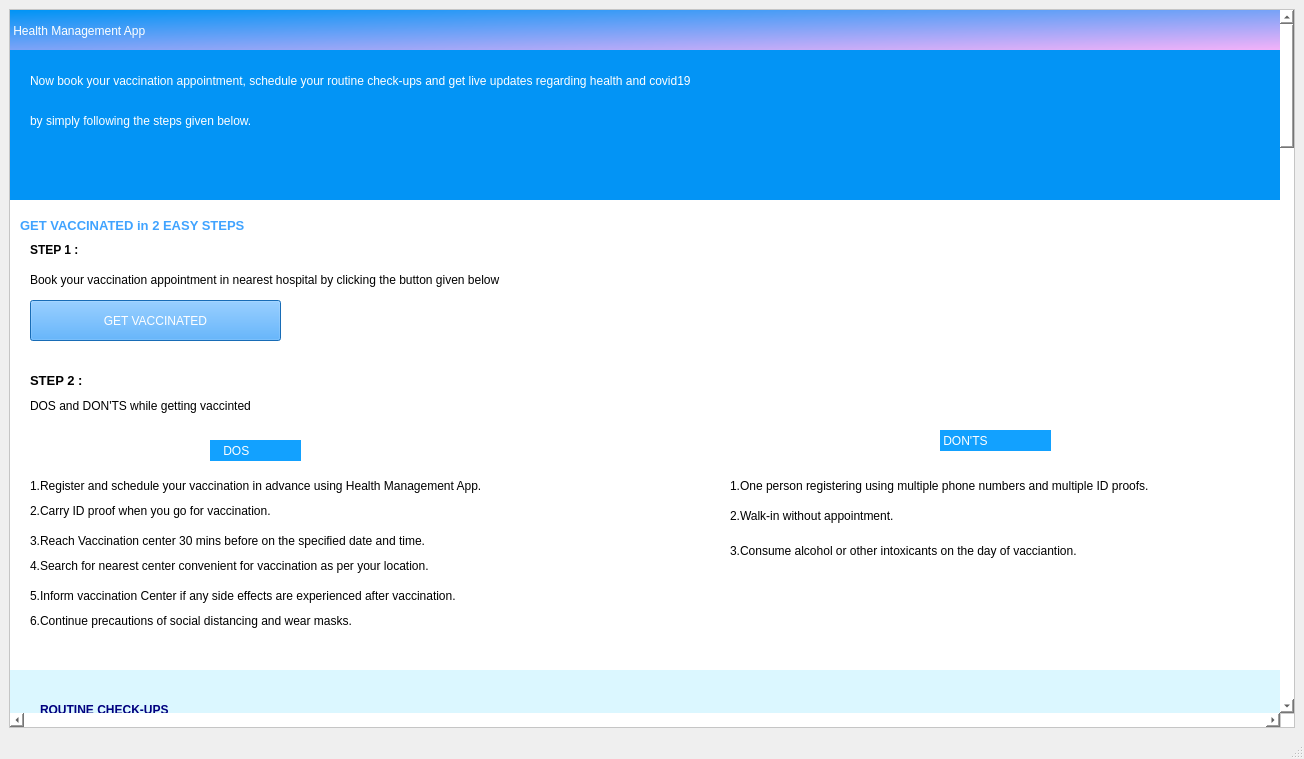
First picture: the form in homepage.ui, repository sasank-paria/python_mini_proj, before the edit.
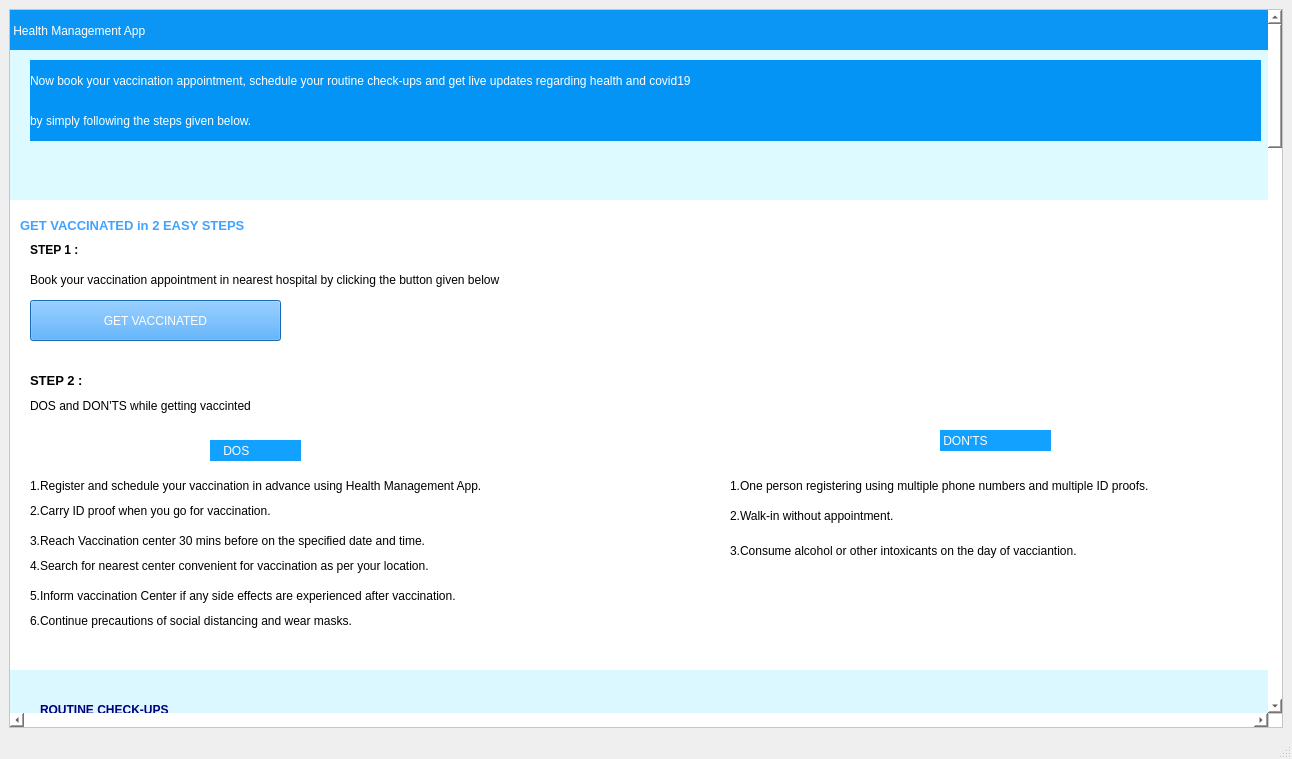
Second picture: the form after the edit.

Patch:
```diff
--- a/homepage.ui
+++ b/homepage.ui
@@ -6,7 +6,7 @@
    <rect>
     <x>0</x>
     <y>0</y>
-    <width>1304</width>
+    <width>1292</width>
     <height>759</height>
    </rect>
   </property>
@@ -43,7 +43,7 @@
         <rect>
          <x>0</x>
          <y>0</y>
-         <width>1271</width>
+         <width>1247</width>
          <height>3800</height>
         </rect>
        </property>
@@ -63,7 +63,7 @@
          </rect>
         </property>
         <property name="styleSheet">
-         <string notr="true">background-color: qlineargradient(spread:pad, x1:0, y1:0, x2:1, y2:1, stop:0 rgba(0, 148, 245, 255), stop:1 rgba(255, 179, 249, 255));
+         <string notr="true">background-color: rgb(11, 149, 245);
 
 font: 17pt &quot;MS Sans Serif&quot;;
 
@@ -83,7 +83,7 @@
          </rect>
         </property>
         <property name="styleSheet">
-         <string notr="true">background-color: rgb(3, 148, 245);</string>
+         <string notr="true">background-color: rgb(220, 250, 255);</string>
         </property>
         <property name="text">
          <string/>
```
